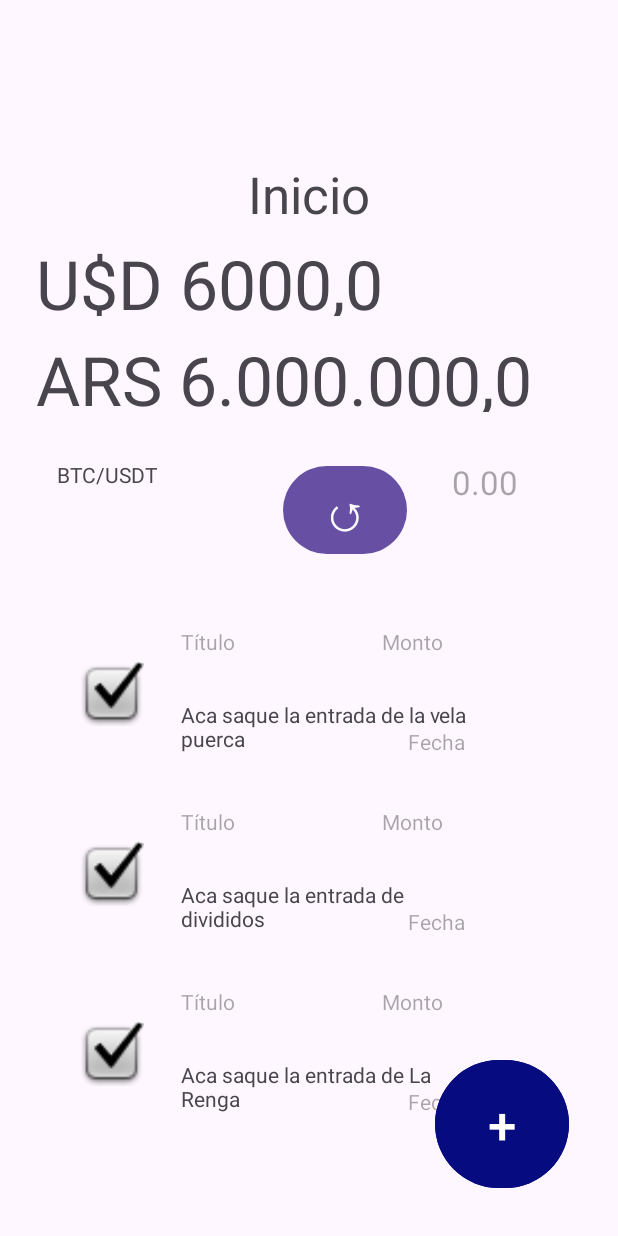
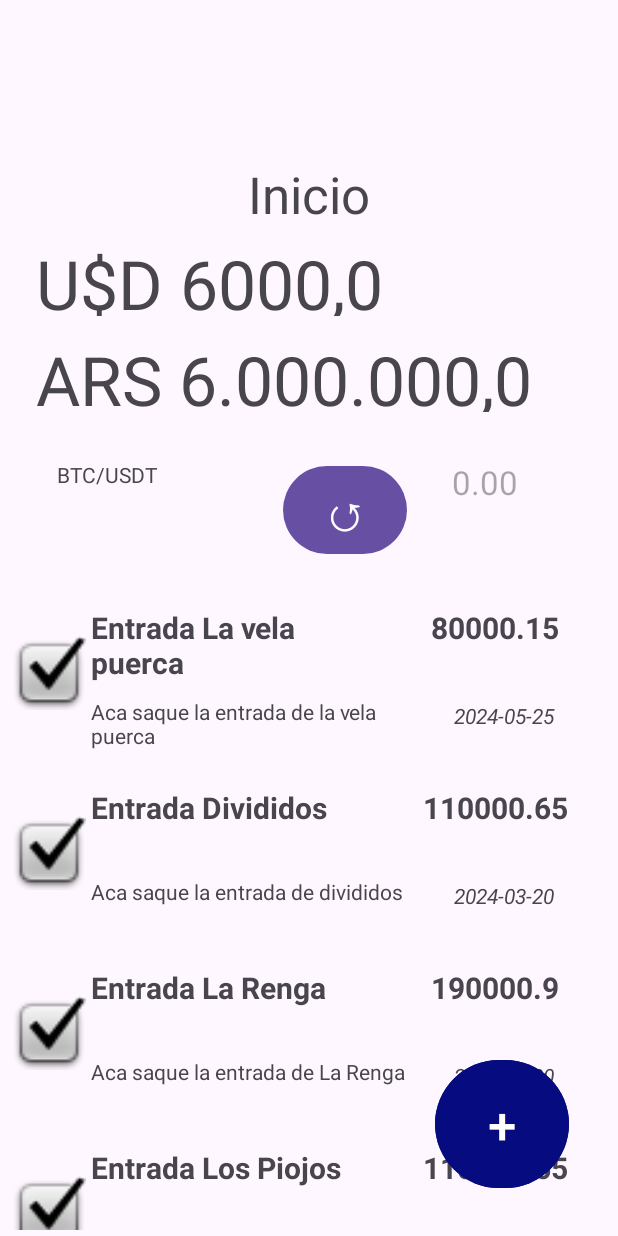
Before and after one commit to ffranco96/KotlinProject, an Android app: the screen it shows after launch (HomeActivity), after a tap on "Acceder", on a phone screen of 412 x 824 dp. Run offline under Robolectric (Android 15) with nearby library versions, the phone set to English and light mode, and no system bars; Roboto replaces fonts that are not available here.

Commit message:
Resized and replaced registers list.

```diff
--- a/app/src/main/java/com/example/kotlinproject/adapters/RecordsAdapter.kt
+++ b/app/src/main/java/com/example/kotlinproject/adapters/RecordsAdapter.kt
@@ -14,7 +14,13 @@ class RecordsAdapter: RecyclerView.Adapter<RecordsAdapter.RecordViewHolder>() {
     {
         fun bind(record: Rec){
             val recDescription = itemView.findViewById<TextView>(R.id.description)
+            val recAmount = itemView.findViewById<TextView>(R.id.amount)
+            val recDate = itemView.findViewById<TextView>(R.id.date)
+            val recTitle = itemView.findViewById<TextView>(R.id.regTitle)
             recDescription.text = record.description
+            recAmount.text = record.amount.toString()
+            recDate.text = record.date
+            recTitle.text = record.title
         }
     }
 
--- a/app/src/main/java/com/example/kotlinproject/fragments/AddRegFragmentDetail.kt
+++ b/app/src/main/java/com/example/kotlinproject/fragments/AddRegFragmentDetail.kt
@@ -26,11 +26,13 @@ class AddRegFragmentDetail : Fragment() {
         // Buttons
         val confirmButton = rootView.findViewById<ImageButton>(R.id.confirmButton)
         val backButton = rootView.findViewById<ImageButton>(R.id.backButton)
+        //val titleEditText = rootView.findViewById<EditText>(R.id.titleEditText)
         val descriptionEditText = rootView.findViewById<EditText>(R.id.descriptionEditText)
         val categoryEditText = rootView.findViewById<EditText>(R.id.categoryEditText)
 
         val activityContext = (activity as AddRegActivity)
         confirmButton.setOnClickListener {
+            //activityContext.newRecord.title = titleEditText.text.toString()
             activityContext.newRecord.description = descriptionEditText.text.toString()
             activityContext.newRecord.date = "2024-05-25" //@todo quitar hardcodeo de monto
             activityContext.newRecord.category = categoryEditText.text.toString()
--- a/app/src/main/java/com/example/kotlinproject/model/RecordsProvider.kt
+++ b/app/src/main/java/com/example/kotlinproject/model/RecordsProvider.kt
@@ -18,9 +18,9 @@ class RecordsProvider {
         Rec(80000.15,"Entrada La vela puerca", "Aca saque la entrada de la vela puerca", "Recitales y jodas", "2024-05-25", "ARS"),
         Rec(110000.65,"Entrada Divididos", "Aca saque la entrada de divididos","Recitales y jodas", "2024-03-20", "ARS"),
         Rec(190000.9,"Entrada La Renga", "Aca saque la entrada de La Renga","Recitales y jodas", "2024-03-20", "ARS"),
-        //Rec(110000.65,"Entrada Los Piojos", "Aca saque la entrada de Los Piojos","Recitales y jodas", "2024-03-20", "ARS"),
-        //Rec(110000.65,"Entrada NTVG", "Aca saque la entrada de NTVG","Recitales y jodas", "2024-03-20", "ARS"),
-        //Rec(110000.65,"Entrada Los Redondos", "Aca saque la entrada de Los Redondos","Recitales y jodas", "2024-03-20", "ARS"),
+        Rec(110000.65,"Entrada Los Piojos", "Aca saque la entrada de Los Piojos","Recitales y jodas", "2024-03-20", "ARS"),
+        Rec(110000.65,"Entrada NTVG", "Aca saque la entrada de NTVG","Recitales y jodas", "2024-03-20", "ARS"),
+        Rec(110000.65,"Entrada Los Redondos", "Aca saque la entrada de Los Redondos","Recitales y jodas", "2024-03-20", "ARS"),
         //Rec(110000.65,"Entrada Airbag", "Aca saque la entrada de Airbag","Recitales y jodas", "2024-03-20", "ARS"),
         //Rec(110000.65,"Entrada Soda Stereo", "Aca saque la entrada de Soda Stereo","Recitales y jodas", "2024-03-20", "ARS"),
         //Rec(110000.65,"Entrada Pescado Rabioso", "Aca saque la entrada de Pescado Rabioso","Recitales y jodas", "2024-03-20", "ARS"),
--- a/app/src/main/res/layout/fragment_home_start.xml
+++ b/app/src/main/res/layout/fragment_home_start.xml
@@ -21,8 +21,8 @@
 
     <androidx.recyclerview.widget.RecyclerView
         android:id="@+id/recyclerRegs"
-        android:layout_width="339dp"
-        android:layout_height="418dp"
+        android:layout_width="403dp"
+        android:layout_height="431dp"
         android:layout_marginBottom="4dp"
         app:layout_constraintBottom_toBottomOf="parent"
         app:layout_constraintEnd_toEndOf="parent"
--- a/app/src/main/res/layout/item_record.xml
+++ b/app/src/main/res/layout/item_record.xml
@@ -7,52 +7,58 @@
 
     <TextView
         android:id="@+id/description"
-        android:layout_width="205dp"
-        android:layout_height="39dp"
-        android:layout_marginStart="84dp"
-        android:layout_marginBottom="16dp"
-        android:hint="Descripción aquí"
+        android:layout_width="227dp"
+        android:layout_height="36dp"
+        android:layout_marginStart="56dp"
+        android:layout_marginBottom="8dp"
+        android:hint="Descripción"
         app:layout_constraintBottom_toBottomOf="parent"
         app:layout_constraintStart_toStartOf="parent" />
 
     <ImageView
         android:id="@+id/imageView"
-        android:layout_width="43dp"
-        android:layout_height="43dp"
-        android:layout_marginStart="16dp"
+        android:layout_width="49dp"
+        android:layout_height="52dp"
+        android:layout_marginStart="3dp"
         app:layout_constraintBottom_toBottomOf="parent"
         app:layout_constraintStart_toStartOf="parent"
         app:layout_constraintTop_toTopOf="parent"
-        app:layout_constraintVertical_bias="0.506"
         app:srcCompat="@android:drawable/checkbox_on_background" />
 
     <TextView
-        android:id="@+id/textView2"
-        android:layout_width="184dp"
-        android:layout_height="40dp"
-        android:layout_marginStart="84dp"
+        android:id="@+id/regTitle"
+        android:layout_width="200dp"
+        android:layout_height="50dp"
+        android:layout_marginStart="56dp"
         android:layout_marginTop="16dp"
         android:hint="Título"
+        android:textSize="20sp"
+        android:textStyle="bold"
         app:layout_constraintStart_toStartOf="parent"
         app:layout_constraintTop_toTopOf="parent" />
 
     <TextView
-        android:id="@+id/textView4"
-        android:layout_width="113dp"
-        android:layout_height="40dp"
+        android:id="@+id/amount"
+        android:layout_width="139dp"
+        android:layout_height="43dp"
         android:layout_marginTop="16dp"
         android:layout_marginEnd="8dp"
-        android:hint="Monto"
+        android:hint="0.00 ARS"
+        android:textAlignment="center"
+        android:textSize="20sp"
+        android:textStyle="bold"
         app:layout_constraintEnd_toEndOf="parent"
         app:layout_constraintTop_toTopOf="parent" />
 
     <TextView
-        android:id="@+id/textView5"
-        android:layout_width="88dp"
-        android:layout_height="21dp"
+        android:id="@+id/date"
+        android:layout_width="111dp"
+        android:layout_height="25dp"
         android:layout_marginEnd="16dp"
         android:layout_marginBottom="16dp"
-        android:hint="Fecha"
+        android:hint="YYYY-MM-DD"
+        android:textAlignment="center"
+        android:textStyle="italic"
         app:layout_constraintBottom_toBottomOf="parent"
         app:layout_constraintEnd_toEndOf="parent" />
 </androidx.constraintlayout.widget.ConstraintLayout>
```
